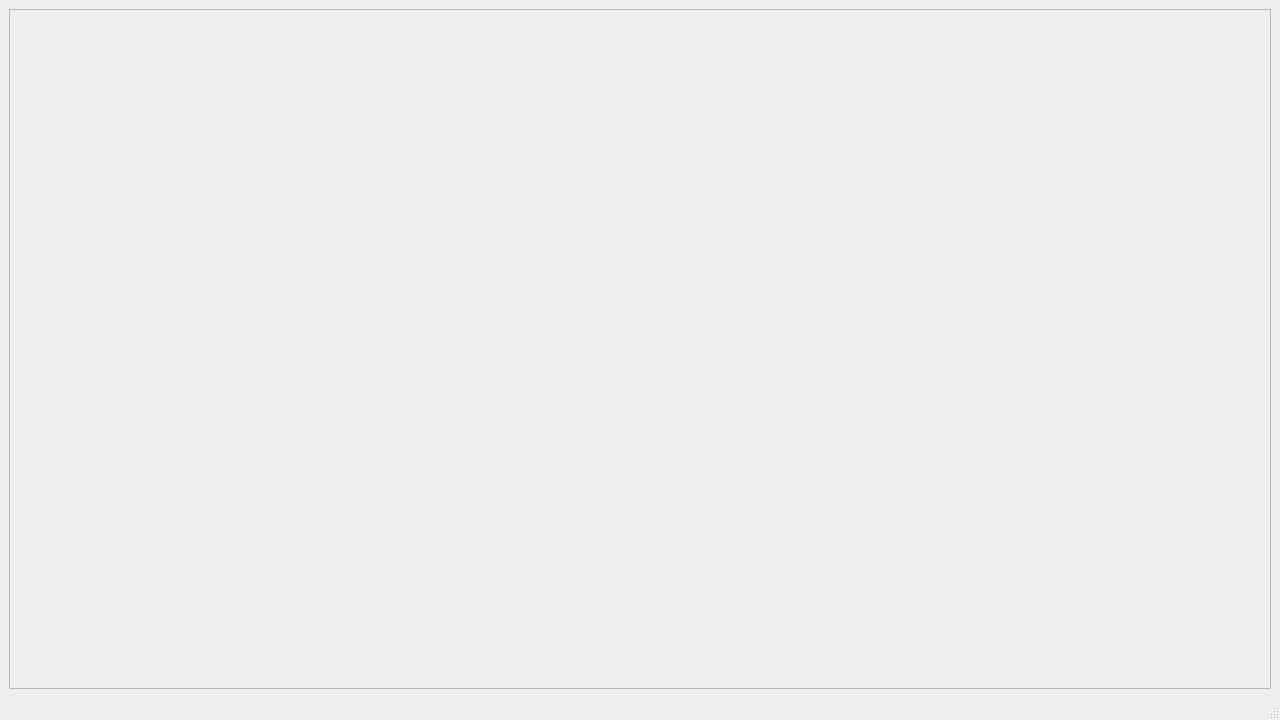
This is ui/mainWindow.ui in BibekTripathy/PlantCareApp as Qt 5 draws it before an edit. The edited form follows.
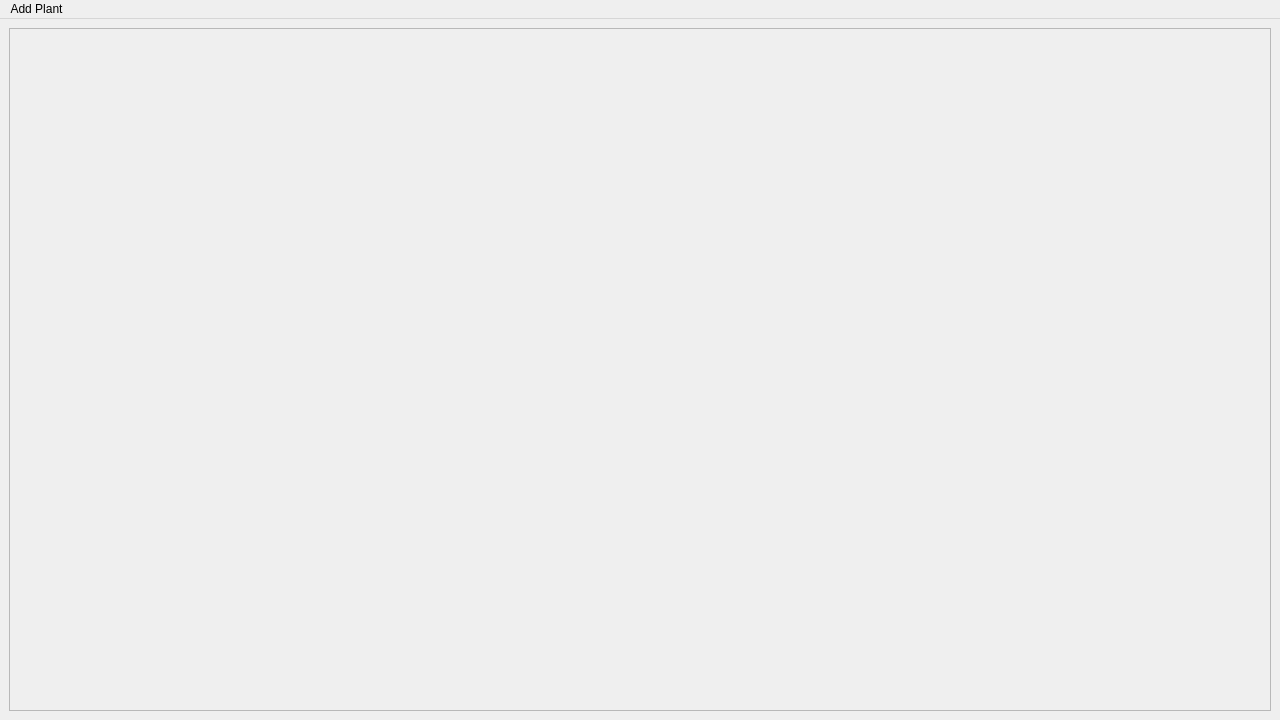
This is the edited form.

Commit message: feat: Add new plant button implemented

```diff
--- a/ui/mainWindow.ui
+++ b/ui/mainWindow.ui
@@ -26,7 +26,7 @@
          <x>0</x>
          <y>0</y>
          <width>1260</width>
-         <height>657</height>
+         <height>678</height>
         </rect>
        </property>
        <property name="sizePolicy">
@@ -49,8 +49,20 @@
      <height>22</height>
     </rect>
    </property>
+   <widget class="QMenu" name="menuAdd_Plant">
+    <property name="title">
+     <string>Add Plant</string>
+    </property>
+    <addaction name="separator"/>
+    <addaction name="actionNew_Plant"/>
+   </widget>
+   <addaction name="menuAdd_Plant"/>
   </widget>
-  <widget class="QStatusBar" name="statusbar"/>
+  <action name="actionNew_Plant">
+   <property name="text">
+    <string>New Plant</string>
+   </property>
+  </action>
  </widget>
  <resources/>
  <connections/>
```
The commit also changes 7 other files.
